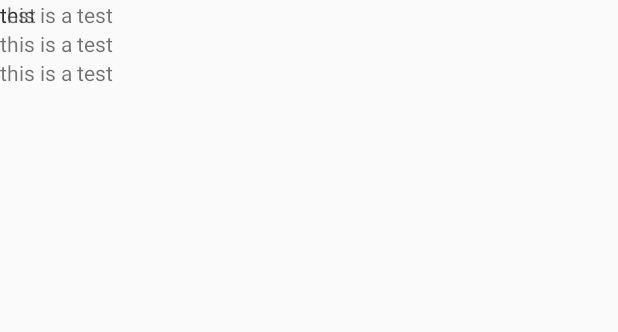
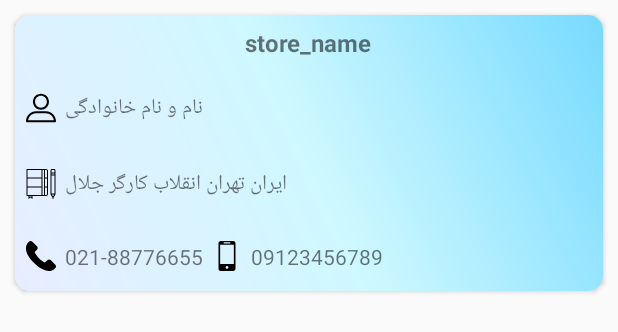
Before and after one commit to Hamedlq/ProviderApp, an Android app: the layout providers_list_item.xml on its own in the app's theme, with its tools: preview values and no code run, on a phone screen of 412 x 824 dp. Shown: the top 332 px of the screen. Run offline under Robolectric (Android 15) with nearby library versions, the phone set to English and light mode, and no system bars.

Commit message:
providerlist ui added

```diff
--- a/app/build.gradle
+++ b/app/build.gradle
@@ -30,6 +30,9 @@ dependencies {
     implementation 'com.google.code.gson:gson:2.6.2'
     implementation 'com.squareup.retrofit2:retrofit:2.1.0'
     implementation 'com.squareup.retrofit2:converter-gson:2.1.0'
+    // CardView
+    implementation 'com.android.support:cardview-v7:26.1.+'
+
 
     //appcompat
     compile 'com.android.support:appcompat-v7:26.1.0'
--- a/app/src/main/java/com/alireza/providerapp/Adapters/ProvidersListAdapter.java
+++ b/app/src/main/java/com/alireza/providerapp/Adapters/ProvidersListAdapter.java
@@ -9,7 +9,6 @@ import android.widget.TextView;
 import com.alireza.providerapp.Models.SupplierModel;
 import com.alireza.providerapp.R;
 
-import java.util.ArrayList;
 import java.util.List;
 
 /**
@@ -46,9 +45,9 @@ public class ProvidersListAdapter extends RecyclerView.Adapter<ProvidersListAdap
 
         public MyViewHolder(View view) {
             super(view);
-            testText = view.findViewById(R.id.test_text);
+            testText = view.findViewById(R.id.store_name);
             nameTexxtview = view.findViewById(R.id.name_textview);
-            familyTextview = view.findViewById(R.id.family_textview);
+//            familyTextview = view.findViewById(R.id.family_textview);
             addressTextview = view.findViewById(R.id.address_textview);
 //            title = (TextView) view.findViewById(R.id.title);
 //            genre = (TextView) view.findViewById(R.id.genre);
@@ -60,7 +59,7 @@ public class ProvidersListAdapter extends RecyclerView.Adapter<ProvidersListAdap
     public void onBindViewHolder(ProvidersListAdapter.MyViewHolder holder, int position) {
 //        testText.setText("wow this is a test with position number" + position);
         nameTexxtview.setText(supplierModels.get(position).getName());
-        familyTextview.setText(supplierModels.get(position).getFamily());
+//        familyTextview.setText(supplierModels.get(position).getFamily());
         addressTextview.setText(supplierModels.get(position).getAddress());
 
 
--- /dev/null
+++ b/app/src/main/res/drawable/card_background.xml
@@ -0,0 +1,12 @@
+<?xml version="1.0" encoding="utf-8"?>
+<shape xmlns:android="http://schemas.android.com/apk/res/android" android:shape="rectangle" >
+    <gradient
+        android:startColor="#e8edff"
+        android:centerColor="#cef8ff"
+        android:endColor="#77daff"
+        android:angle="45"/>
+    <corners
+        android:radius="0dp"/>
+
+
+</shape>
--- /dev/null
+++ b/app/src/main/res/drawable/ic_address.xml
@@ -0,0 +1,13 @@
+<vector
+    android:height="20dp"
+    android:width="20dp"
+    android:viewportHeight="58.0"
+    android:viewportWidth="58.0"
+    xmlns:android="http://schemas.android.com/apk/res/android">
+    <path android:fillColor="#FF000000" android:pathData="M3,43c0.55,0 1,-0.45 1,-1c0,-1.65 1.35,-3 3,-3s3,1.35 3,3c0,0.55 0.45,1 1,1s1,-0.45 1,-1c0,-2.76 -2.24,-5 -5,-5s-5,2.24 -5,5C2,42.55 2.45,43 3,43z"/>
+    <path android:fillColor="#FF000000" android:pathData="M3,37c0.55,0 1,-0.45 1,-1c0,-1.65 1.35,-3 3,-3s3,1.35 3,3c0,0.55 0.45,1 1,1s1,-0.45 1,-1c0,-2.76 -2.24,-5 -5,-5s-5,2.24 -5,5C2,36.55 2.45,37 3,37z"/>
+    <path android:fillColor="#FF000000" android:pathData="M3,31c0.55,0 1,-0.45 1,-1c0,-1.65 1.35,-3 3,-3s3,1.35 3,3c0,0.55 0.45,1 1,1s1,-0.45 1,-1c0,-2.76 -2.24,-5 -5,-5s-5,2.24 -5,5C2,30.55 2.45,31 3,31z"/>
+    <path android:fillColor="#FF000000" android:pathData="M3,25c0.55,0 1,-0.45 1,-1c0,-1.65 1.35,-3 3,-3s3,1.35 3,3c0,0.55 0.45,1 1,1s1,-0.45 1,-1c0,-2.76 -2.24,-5 -5,-5s-5,2.24 -5,5C2,24.55 2.45,25 3,25z"/>
+    <path android:fillColor="#FF000000" android:pathData="M4,18c0,-1.65 1.35,-3 3,-3s3,1.35 3,3c0,0.55 0.45,1 1,1s1,-0.45 1,-1c0,-2.76 -2.24,-5 -5,-5s-5,2.24 -5,5c0,0.55 0.45,1 1,1S4,18.55 4,18z"/>
+    <path android:fillColor="#FF000000" android:pathData="M52,0H50h-7H19V0H6v7.1C3.72,7.57 2,9.59 2,12c0,0.55 0.45,1 1,1s1,-0.45 1,-1c0,-1.65 1.35,-3 3,-3s3,1.35 3,3c0,0.55 0.45,1 1,1s1,-0.45 1,-1c0,-2.41 -1.72,-4.43 -4,-4.9V2h9v54H8v-4v-3c0,-0.55 -0.45,-1 -1,-1s-1,0.45 -1,1v1.82C4.84,50.4 4,49.3 4,48c0,-1.65 1.35,-3 3,-3s3,1.35 3,3c0,0.55 0.45,1 1,1s1,-0.45 1,-1c0,-2.76 -2.24,-5 -5,-5s-5,2.24 -5,5c0,2.41 1.72,4.43 4,4.9V58h11h2h24h7h2C54.21,58 56,56.21 56,54V4C56,1.8 54.21,0 52,0zM19,56V2h24V56H19zM45,56V2h3V56H45zM54,54C54,55.1 53.1,56 52,56H50V2h2C53.1,2 54,2.9 54,4V54z"/>
+</vector>
--- /dev/null
+++ b/app/src/main/res/drawable/ic_cellphone.xml
@@ -0,0 +1,8 @@
+<vector
+    android:height="20dp"
+    android:width="20dp"
+    android:viewportHeight="27.442"
+    android:viewportWidth="27.442"
+    xmlns:android="http://schemas.android.com/apk/res/android">
+    <path android:fillColor="#FF000000" android:pathData="M19.494,0H7.948C6.843,0 5.951,0.896 5.951,1.999v23.446c0,1.102 0.892,1.997 1.997,1.997h11.546c1.103,0 1.997,-0.895 1.997,-1.997V1.999C21.491,0.896 20.597,0 19.494,0zM10.872,1.214h5.7c0.144,0 0.261,0.215 0.261,0.481s-0.117,0.482 -0.261,0.482h-5.7c-0.145,0 -0.26,-0.216 -0.26,-0.482C10.612,1.429 10.727,1.214 10.872,1.214zM13.722,25.469c-0.703,0 -1.275,-0.572 -1.275,-1.276s0.572,-1.274 1.275,-1.274c0.701,0 1.273,0.57 1.273,1.274S14.423,25.469 13.722,25.469zM19.995,21.1H7.448V3.373h12.547V21.1z"/>
+</vector>
--- /dev/null
+++ b/app/src/main/res/drawable/ic_notebook.xml
@@ -0,0 +1,5 @@
+<vector android:height="20dp" android:viewportHeight="60.0"
+    android:viewportWidth="60.0" android:width="20dp" xmlns:android="http://schemas.android.com/apk/res/android">
+    <path android:fillColor="#FF000000" android:pathData="M40,0H38h-7H1V17.01v20V54h4v5.87l4,-2.67l4,2.67V54h18h7h2C42.21,54 44,52.21 44,50V37.01v-20V4C44,1.8 42.21,0 40,0zM3,2h28V17.01H3V2zM31,35.01H3v-16h28V35.01zM11,56.13l-2,-1.33l-2,1.33V54h4V56.13zM13,52H5H3V37.01h28V52H13zM33,52V37.01v-20V2h3V17.01v20V52H33zM38,19.01h4v16h-4V19.01zM42,50C42,51.1 41.1,52 40,52H38V37.01h4V50zM38,17.01V2h2C41.1,2 42,2.9 42,4v13.01H38z"/>
+    <path android:fillColor="#FF000000" android:pathData="M56.01,0h-4.03C50.34,0 49,1.34 49,2.98V7v6v37.27l4,7V59c0,0.55 0.45,1 1,1s1,-0.45 1,-1v-1.73l4,-7V13V7V2.98C59,1.34 57.66,0 56.01,0zM51,9h6v2h-6V9zM54,54.98L51.72,51h4.55L54,54.98zM57,49h-6V13h6V49zM51,7V2.98C51,2.44 51.44,2 51.99,2h4.03C56.56,2 57,2.44 57,2.98V7H51z"/>
+</vector>
--- /dev/null
+++ b/app/src/main/res/drawable/ic_person.xml
@@ -0,0 +1,5 @@
+<vector android:height="20dp" android:viewportHeight="563.43"
+    android:viewportWidth="563.43" android:width="20dp" xmlns:android="http://schemas.android.com/apk/res/android">
+    <path android:fillColor="#FF000000" android:pathData="M280.8,314.6c83.3,0 150.8,-67.5 150.8,-150.8S364.1,13.4 280.8,13.4S130,81 130,163.8S197.5,314.6 280.8,314.6zM280.8,52.7c61.1,0 111,50 111,111S341.9,274.8 280.8,274.8s-111,-50 -111,-111S219.7,52.7 280.8,52.7z"/>
+    <path android:fillColor="#FF000000" android:pathData="M19.9,550h523.6c11.1,0 19.9,-8.8 19.9,-19.9c0,-104.1 -84.7,-189.2 -189.2,-189.2H189.2C85.1,340.9 0,425.6 0,530.1C0,541.2 8.8,550 19.9,550zM189.2,380.7h185c75.9,0 138.3,56.4 148,129.5H41.2C50.9,437.6 113.3,380.7 189.2,380.7z"/>
+</vector>
--- /dev/null
+++ b/app/src/main/res/drawable/ic_phone.xml
@@ -0,0 +1,4 @@
+<vector android:height="20dp" android:viewportHeight="348.077"
+    android:viewportWidth="348.077" android:width="20dp" xmlns:android="http://schemas.android.com/apk/res/android">
+    <path android:fillColor="#FF000000" android:pathData="M340.3,275.1l-53.8,-53.8c-10.7,-10.7 -28.4,-10.3 -39.5,0.7l-27.1,27.1c-1.7,-0.9 -3.5,-1.9 -5.3,-3c-17.1,-9.5 -40.5,-22.5 -65.1,-47.1c-24.7,-24.7 -37.7,-48.1 -47.2,-65.3c-1,-1.8 -2,-3.6 -2.9,-5.2l18.2,-18.1l8.9,-8.9c11.1,-11.1 11.4,-28.8 0.7,-39.5L73.4,8.2C62.7,-2.5 45,-2.2 33.9,8.9l-15.1,15.2l0.4,0.4c-5.1,6.5 -9.3,14 -12.5,22C3.7,54.3 1.9,61.6 1.1,68.9C-6,127.8 20.9,181.6 93.9,254.5c100.9,100.9 182.2,93.2 185.7,92.9c7.6,-0.9 15,-2.7 22.4,-5.6c8,-3.1 15.5,-7.4 21.9,-12.4l0.3,0.3l15.3,-15C350.6,303.5 351,285.8 340.3,275.1z"/>
+</vector>
--- a/app/src/main/res/layout/activity_providers_list.xml
+++ b/app/src/main/res/layout/activity_providers_list.xml
@@ -1,6 +1,8 @@
 <?xml version="1.0" encoding="utf-8"?>
-<android.support.constraint.ConstraintLayout
-    xmlns:android="http://schemas.android.com/apk/res/android" android:layout_width="match_parent"
+<RelativeLayout
+    android:background="#e4e4e4"
+    xmlns:android="http://schemas.android.com/apk/res/android"
+    android:layout_width="match_parent"
     android:layout_height="match_parent">
 
     <android.support.v7.widget.RecyclerView
@@ -10,4 +12,4 @@
 
     </android.support.v7.widget.RecyclerView>
 
-</android.support.constraint.ConstraintLayout>
+</RelativeLayout>
--- a/app/src/main/res/layout/providers_list_item.xml
+++ b/app/src/main/res/layout/providers_list_item.xml
@@ -1,41 +1,122 @@
 <?xml version="1.0" encoding="utf-8"?>
-<RelativeLayout
+<android.support.v7.widget.CardView
     xmlns:android="http://schemas.android.com/apk/res/android"
+    xmlns:card_view="http://schemas.android.com/apk/res-auto"
+    android:id="@+id/card_view"
+    android:layout_margin="10dp"
+card_view:cardPreventCornerOverlap="false"
+    android:elevation="5dp"
     android:layout_width="match_parent"
-    android:layout_height="wrap_content">
+    android:layout_height="wrap_content"
+    card_view:cardCornerRadius="10dp">
 
-    <TextView
-        android:id="@+id/test_text"
-        android:text="test"
-        android:layout_width="wrap_content"
-        android:layout_height="wrap_content" />
+
 
     <LinearLayout
-        android:orientation="vertical"
+        android:background="@drawable/card_background"
+        android:id="@+id/bottom_layout"
         android:layout_width="match_parent"
-        android:layout_height="wrap_content">
+        android:layout_height="wrap_content"
+        android:orientation="vertical">
 
 
         <TextView
-            android:id="@+id/name_textview"
-            android:text="this is a test"
+            android:layout_margin="7dp"
+            android:layout_gravity="center"
+            android:id="@+id/store_name"
+            android:textStyle="bold"
+            android:textSize="16sp"
             android:layout_width="wrap_content"
-            android:layout_height="wrap_content" />
+            android:layout_height="wrap_content"
+            android:text="store_name" />
 
 
-        <TextView
-            android:id="@+id/family_textview"
-            android:text="this is a test"
-            android:layout_width="wrap_content"
-            android:layout_height="wrap_content" />
 
-        <TextView
-            android:id="@+id/address_textview"
-            android:text="this is a test"
-            android:layout_width="wrap_content"
-            android:layout_height="wrap_content" />
+        <LinearLayout
+            android:layout_margin="7dp"
+            android:layout_width="match_parent"
+            android:layout_height="wrap_content"
+            android:orientation="horizontal">
+            <ImageView
+                android:layout_gravity="center_vertical"
+                android:src="@drawable/ic_person"
+                android:layout_width="wrap_content"
+                android:layout_height="wrap_content" />
+
+            <TextView
+                android:layout_margin="6dp"
+                android:id="@+id/name_textview"
+                android:layout_width="wrap_content"
+                android:layout_height="wrap_content"
+                android:text="نام و نام خانوادگی" />
+
+        </LinearLayout>
+
+
+
+        <LinearLayout
+            android:layout_margin="7dp"
+            android:layout_width="match_parent"
+            android:layout_height="wrap_content"
+            android:orientation="horizontal">
+
+
+
+            <ImageView
+                android:layout_gravity="center_vertical"
+                android:src="@drawable/ic_notebook"
+                android:layout_width="wrap_content"
+                android:layout_height="wrap_content" />
+
+
+            <TextView
+                android:layout_margin="6dp"
+                android:id="@+id/address_textview"
+                android:layout_width="wrap_content"
+                android:layout_height="wrap_content"
+                android:text="ایران تهران انقلاب کارگر جلال" />
+
+
+        </LinearLayout>
+
+
+        <LinearLayout
+            android:layout_margin="7dp"
+            android:layout_width="match_parent"
+            android:layout_height="wrap_content"
+            android:orientation="horizontal">
+
+            <ImageView
+                android:layout_gravity="center_vertical"
+                android:src="@drawable/ic_phone"
+                android:layout_width="wrap_content"
+                android:layout_height="wrap_content" />
+
+
+            <TextView
+                android:layout_margin="6dp"
+                android:id="@+id/phone_textview"
+                android:layout_width="wrap_content"
+                android:layout_height="wrap_content"
+                android:text="021-88776655" />
+
+
+            <ImageView
+                android:layout_gravity="center_vertical"
+                android:src="@drawable/ic_cellphone"
+                android:layout_width="wrap_content"
+                android:layout_height="wrap_content" />
+
+
+            <TextView
+                android:layout_margin="6dp"
+                android:id="@+id/cell_phone_textview"
+                android:layout_width="wrap_content"
+                android:layout_height="wrap_content"
+                android:text="09123456789" />
+        </LinearLayout>
 
 
     </LinearLayout>
 
-</RelativeLayout>
+</android.support.v7.widget.CardView>
```
Also changed, not shown: 48 other files.
